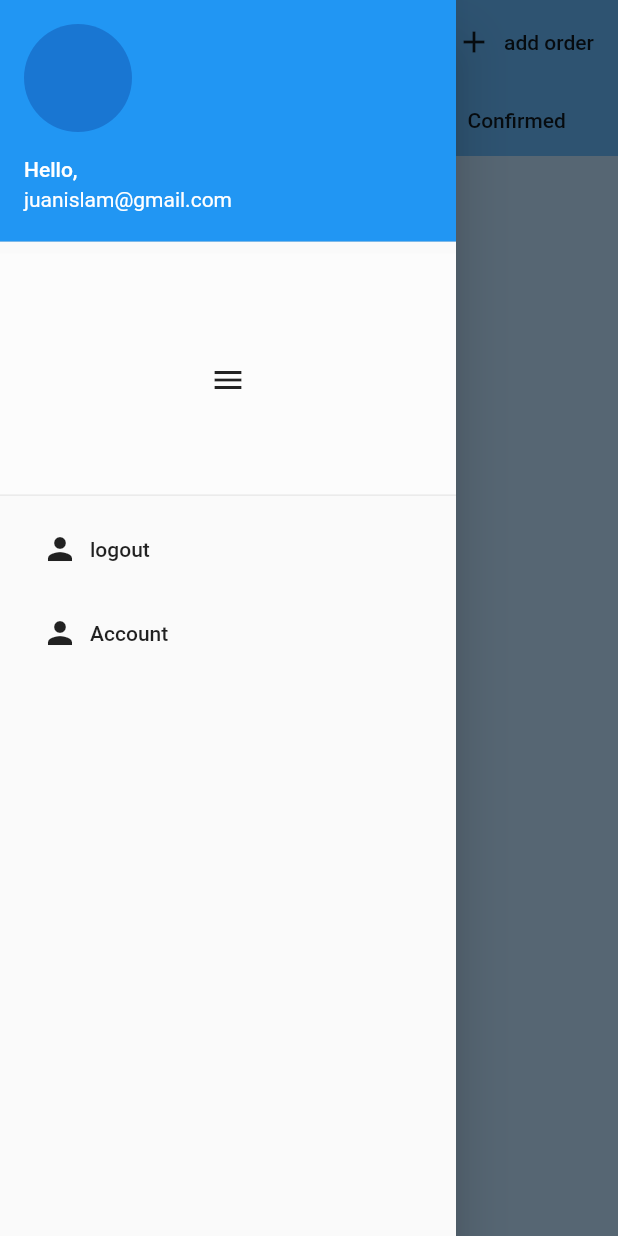
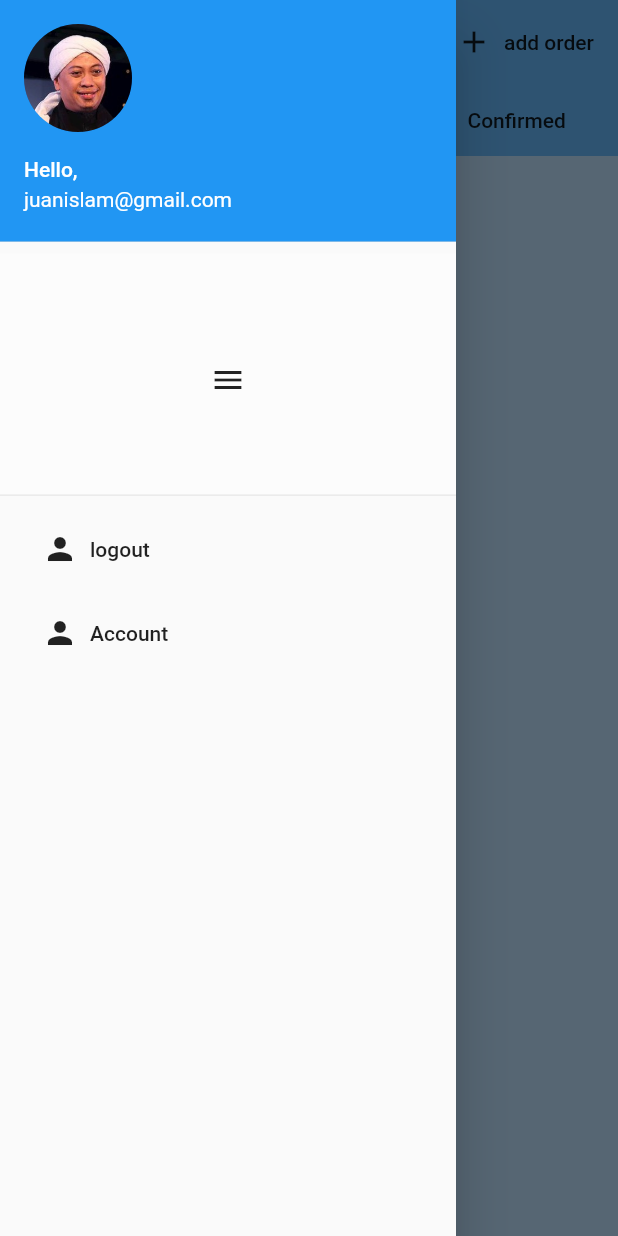
Before and after one commit to vharney/PatungKuyGH, a Flutter app: the screen it shows once a user with an empty profile is signed in, with the side drawer open, on a phone screen of 412 x 824 dp. Run offline on Flutter 3.47's test engine with Material 2 defaults, Android fonts, the phone set to English and light mode, and no system bars; our stand-ins replace cloud_firestore, firebase_auth, flutter_spinkit; accounts and stored records are empty.

```diff
--- a/patungkuy/lib/screens/home/orders.dart
+++ b/patungkuy/lib/screens/home/orders.dart
@@ -66,7 +66,9 @@ class Orders extends StatelessWidget {
             UserAccountsDrawerHeader(
               accountName: Text('Hello,'),
               accountEmail: Text('juanislam@gmail.com'),
-              currentAccountPicture: CircleAvatar(),
+              currentAccountPicture: CircleAvatar(
+                backgroundImage: AssetImage('assets/avatar.jpg'),
+              ),
             ),
             DrawerHeader(
               child: Icon(Icons.menu),
--- a/patungkuy/pubspec.yaml
+++ b/patungkuy/pubspec.yaml
@@ -51,9 +51,8 @@ flutter:
   uses-material-design: true
 
   # To add assets to your application, add an assets section, like this:
-  # assets:
-  #   - images/a_dot_burr.jpeg
-  #   - images/a_dot_ham.jpeg
+  assets:
+    - assets/
 
   # An image asset can refer to one or more resolution-specific "variants", see
   # https://flutter.dev/assets-and-images/#resolution-aware.
```
